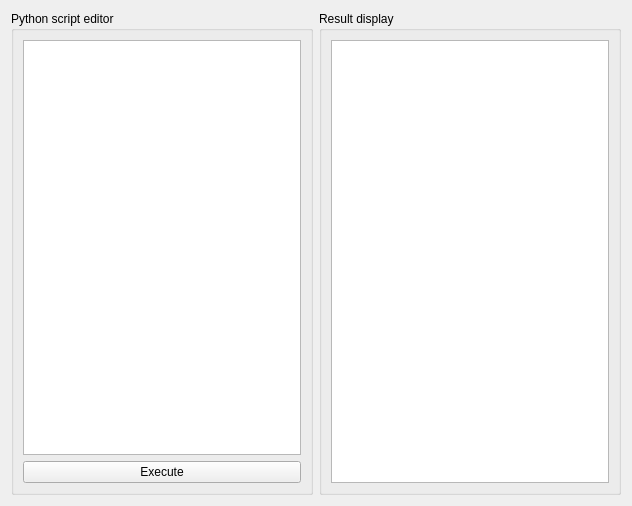
First picture: the form in UI/python_editor.ui, repository wei17hao10/daily-check, before the edit.
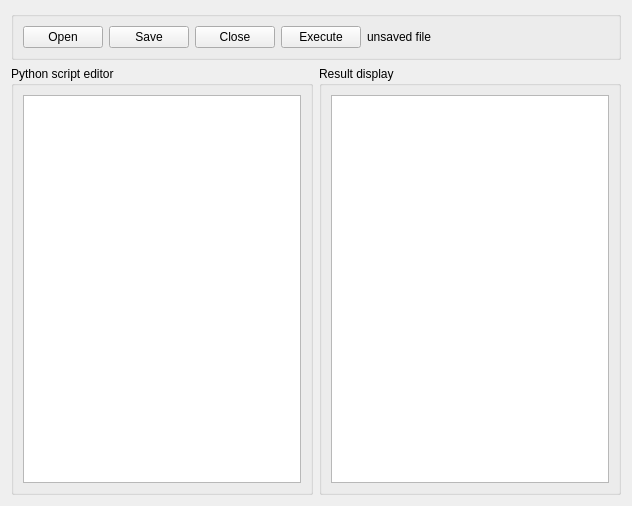
Second picture: the form after the edit.

What changed in the file:
```diff
--- a/UI/python_editor.ui
+++ b/UI/python_editor.ui
@@ -16,6 +16,62 @@
   <property name="styleSheet">
    <string notr="true">font: 9pt &quot;Titillium Web&quot;;</string>
   </property>
+  <layout class="QVBoxLayout" name="verticalLayout_3">
+   <item>
+    <widget class="QGroupBox" name="horizontalGroupBox">
+     <layout class="QHBoxLayout" name="horizontalLayout_2">
+      <item>
+       <widget class="QPushButton" name="btn_open">
+        <property name="text">
+         <string>Open</string>
+        </property>
+       </widget>
+      </item>
+      <item>
+       <widget class="QPushButton" name="btn_save">
+        <property name="text">
+         <string>Save</string>
+        </property>
+       </widget>
+      </item>
+      <item>
+       <widget class="QPushButton" name="btn_close">
+        <property name="text">
+         <string>Close</string>
+        </property>
+       </widget>
+      </item>
+      <item>
+       <widget class="QPushButton" name="btn_execute">
+        <property name="text">
+         <string>Execute</string>
+        </property>
+       </widget>
+      </item>
+      <item>
+       <widget class="QLabel" name="lb_path">
+        <property name="text">
+         <string>unsaved file</string>
+        </property>
+       </widget>
+      </item>
+      <item>
+       <spacer name="horizontalSpacer">
+        <property name="orientation">
+         <enum>Qt::Horizontal</enum>
+        </property>
+        <property name="sizeHint" stdset="0">
+         <size>
+          <width>40</width>
+          <height>20</height>
+         </size>
+        </property>
+       </spacer>
+      </item>
+     </layout>
+    </widget>
+   </item>
+   <item>
   <layout class="QHBoxLayout" name="horizontalLayout">
    <item>
     <widget class="QGroupBox" name="verticalGroupBox">
@@ -30,13 +86,6 @@
         </property>
        </widget>
       </item>
-      <item>
-       <widget class="QPushButton" name="btn_execute">
-        <property name="text">
-         <string>Execute</string>
-        </property>
-       </widget>
-      </item>
      </layout>
     </widget>
    </item>
@@ -55,6 +104,8 @@
       </item>
      </layout>
     </widget>
+     </item>
+    </layout>
    </item>
   </layout>
  </widget>
```
Lines whose indentation alone changed are shown as unchanged.
